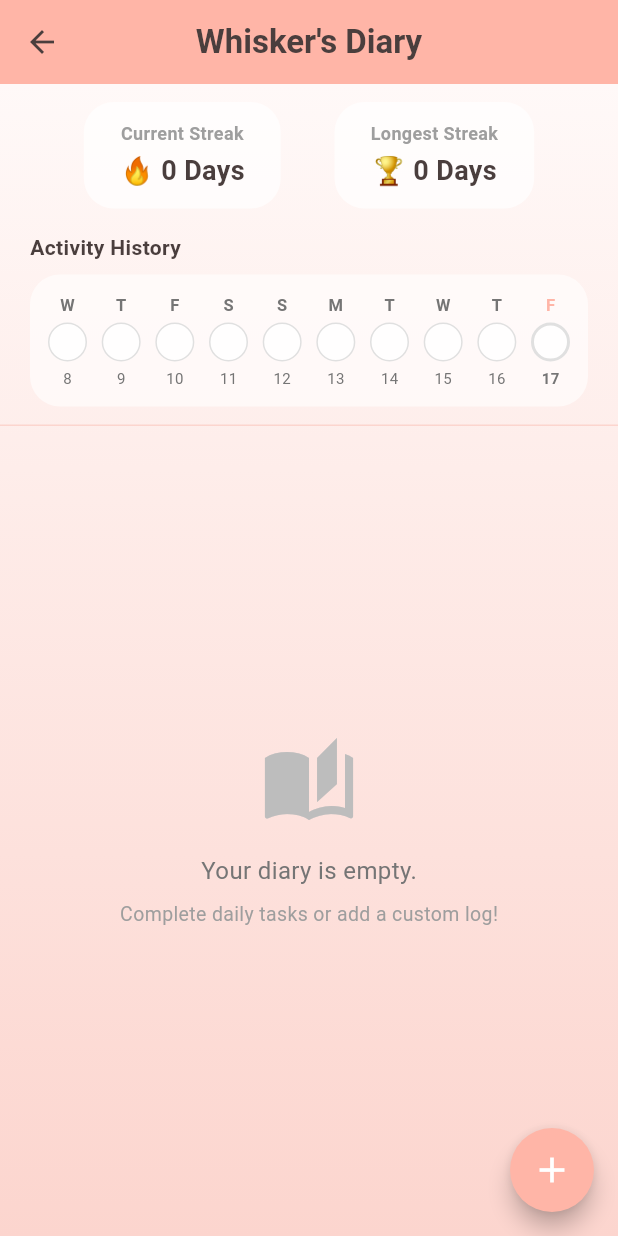
After one commit to abshwabu/whisker, a Flutter app: the DiaryScreen screen opened directly, on a phone screen of 412 x 824 dp. The commit adds this screen. Run offline on Flutter 3.47's test engine with Material 3 defaults, Android fonts, the phone set to English and light mode, and no system bars; our stand-ins replace flutter_local_notifications, flutter_riverpod, flutter_timezone, hive, hive_flutter, timezone; accounts and stored records are empty.

Commit message:
Diary / Memories Screen

```diff
--- /dev/null
+++ b/lib/screens/diary_screen.dart
@@ -0,0 +1,460 @@
+import 'package:flutter/material.dart';
+import 'package:flutter_riverpod/flutter_riverpod.dart';
+import 'package:hive_flutter/hive_flutter.dart';
+import 'package:intl/intl.dart';
+import 'package:whisker/models/diary_entry.dart';
+import 'package:whisker/models/daily_task_log.dart';
+import 'package:whisker/providers/cat_provider.dart';
+
+class DiaryScreen extends ConsumerStatefulWidget {
+  const DiaryScreen({super.key});
+
+  @override
+  ConsumerState<DiaryScreen> createState() => _DiaryScreenState();
+}
+
+class _DiaryScreenState extends ConsumerState<DiaryScreen> {
+  final TextEditingController _textController = TextEditingController();
+  String? _selectedSticker;
+
+  final List<String> _stickers = [
+    '🐾 Pawprint',
+    '💖 Hearts',
+    '😺 Happy Cat',
+    '💤 Sleepy',
+    '🧶 Playing Yarn',
+  ];
+
+  @override
+  void dispose() {
+    _textController.dispose();
+    super.dispose();
+  }
+
+  String _formatDateKey(DateTime date) {
+    return '${date.year}-${date.month.toString().padLeft(2, '0')}-${date.day.toString().padLeft(2, '0')}';
+  }
+
+  void _showAddEntrySheet(BuildContext context) {
+    _textController.clear();
+    _selectedSticker = null;
+
+    showModalBottomSheet(
+      context: context,
+      isScrollControlled: true,
+      backgroundColor: const Color(0xFFFFF9F8),
+      shape: const RoundedRectangleBorder(
+        borderRadius: BorderRadius.vertical(top: Radius.circular(24)),
+      ),
+      builder: (ctx) => StatefulBuilder(
+        builder: (context, setSheetState) => Padding(
+          padding: EdgeInsets.only(
+            left: 24,
+            right: 24,
+            top: 24,
+            bottom: MediaQuery.of(ctx).viewInsets.bottom + 24,
+          ),
+          child: Column(
+            mainAxisSize: MainAxisSize.min,
+            crossAxisAlignment: CrossAxisAlignment.start,
+            children: [
+              const Text(
+                'New Journal Entry',
+                style: TextStyle(
+                  fontSize: 20,
+                  fontWeight: FontWeight.bold,
+                  color: Color(0xFF4A3E3D),
+                ),
+              ),
+              const SizedBox(height: 16),
+
+              // Journal entry input
+              TextField(
+                controller: _textController,
+                maxLines: 3,
+                style: const TextStyle(color: Color(0xFF4A3E3D)),
+                decoration: InputDecoration(
+                  hintText: 'How was your day with Whisker? ...',
+                  filled: true,
+                  fillColor: Colors.white.withValues(alpha: 0.8),
+                  focusedBorder: OutlineInputBorder(
+                    borderRadius: BorderRadius.circular(16),
+                    borderSide: const BorderSide(color: Color(0xFFFFB5A7)),
+                  ),
+                  enabledBorder: OutlineInputBorder(
+                    borderRadius: BorderRadius.circular(16),
+                    borderSide: BorderSide(color: Colors.grey[200]!),
+                  ),
+                ),
+              ),
+              const SizedBox(height: 16),
+
+              // Sticker selector for mock photo
+              const Text(
+                'Add a Sticker (Stickers & Mock Photos)',
+                style: TextStyle(
+                  fontSize: 14,
+                  fontWeight: FontWeight.bold,
+                  color: Color(0xFF4A3E3D),
+                ),
+              ),
+              const SizedBox(height: 8),
+              SizedBox(
+                height: 40,
+                child: ListView.builder(
+                  scrollDirection: Axis.horizontal,
+                  itemCount: _stickers.length,
+                  itemBuilder: (ctx, index) {
+                    final sticker = _stickers[index];
+                    final isSelected = _selectedSticker == sticker;
+                    return Padding(
+                      padding: const EdgeInsets.only(right: 8.0),
+                      child: ChoiceChip(
+                        label: Text(sticker),
+                        selected: isSelected,
+                        selectedColor: const Color(0xFFFFB5A7),
+                        backgroundColor: Colors.white,
+                        labelStyle: TextStyle(
+                          color: isSelected ? Colors.white : const Color(0xFF4A3E3D),
+                          fontWeight: isSelected ? FontWeight.bold : FontWeight.normal,
+                        ),
+                        onSelected: (val) {
+                          setSheetState(() {
+                            _selectedSticker = val ? sticker : null;
+                          });
+                        },
+                      ),
+                    );
+                  },
+                ),
+              ),
+              const SizedBox(height: 24),
+
+              // Save Button
+              SizedBox(
+                width: double.infinity,
+                height: 50,
+                child: ElevatedButton(
+                  style: ElevatedButton.styleFrom(
+                    backgroundColor: const Color(0xFFFFB5A7),
+                    shape: RoundedRectangleBorder(
+                      borderRadius: BorderRadius.circular(16),
+                    ),
+                  ),
+                  onPressed: () {
+                    if (_textController.text.trim().isNotEmpty) {
+                      final newEntry = DiaryEntry(
+                        date: DateTime.now(),
+                        text: _textController.text.trim(),
+                        imagePath: _selectedSticker, // Custom sticker serves as mock imagePath/sticker
+                        authorIsHer: true,
+                      );
+                      Hive.box<DiaryEntry>('diaryBox').add(newEntry);
+                      Navigator.of(context).pop();
+                    }
+                  },
+                  child: const Text(
+                    'Save to Diary',
+                    style: TextStyle(fontWeight: FontWeight.bold),
+                  ),
+                ),
+              ),
+            ],
+          ),
+        ),
+      ),
+    );
+  }
+
+  @override
+  Widget build(BuildContext context) {
+    final catState = ref.watch(catProvider);
+
+    // Calculate past 10 days for calendar
+    final today = DateTime.now();
+    final List<DateTime> pastDays = List.generate(10, (i) {
+      return today.subtract(Duration(days: 9 - i));
+    });
+
+    final taskLogBox = Hive.box<DailyTaskLog>('dailyTaskLogBox');
+
+    return Scaffold(
+      appBar: AppBar(
+        title: const Text('Whisker\'s Diary'),
+        leading: IconButton(
+          icon: const Icon(Icons.arrow_back),
+          onPressed: () => Navigator.of(context).pop(),
+        ),
+      ),
+      body: Container(
+        decoration: const BoxDecoration(
+          gradient: LinearGradient(
+            colors: [
+              Color(0xFFFFF9F8),
+              Color(0xFFFCD5CE),
+            ],
+            begin: Alignment.topCenter,
+            end: Alignment.bottomCenter,
+          ),
+        ),
+        child: Column(
+          children: [
+            // Top section: Stats & Calendar
+            Padding(
+              padding: const EdgeInsets.symmetric(horizontal: 20.0, vertical: 12.0),
+              child: Column(
+                children: [
+                  // Streak Stats Row
+                  Row(
+                    mainAxisAlignment: MainAxisAlignment.spaceEvenly,
+                    children: [
+                      _buildStatCard('Current Streak', '🔥 ${catState.currentStreak} Days'),
+                      _buildStatCard('Longest Streak', '🏆 ${catState.longestStreak} Days'),
+                    ],
+                  ),
+                  const SizedBox(height: 16),
+
+                  // Horizontal Calendar History
+                  const Align(
+                    alignment: Alignment.centerLeft,
+                    child: Text(
+                      'Activity History',
+                      style: TextStyle(
+                        fontSize: 14,
+                        fontWeight: FontWeight.bold,
+                        color: Color(0xFF4A3E3D),
+                      ),
+                    ),
+                  ),
+                  const SizedBox(height: 8),
+                  Container(
+                    padding: const EdgeInsets.all(12),
+                    decoration: BoxDecoration(
+                      color: Colors.white.withValues(alpha: 0.6),
+                      borderRadius: BorderRadius.circular(20),
+                    ),
+                    child: Row(
+                      mainAxisAlignment: MainAxisAlignment.spaceBetween,
+                      children: pastDays.map((date) {
+                        final key = _formatDateKey(date);
+                        final log = taskLogBox.get(key);
+                        final isCompleted = log != null &&
+                            (log.feedDone || log.playDone || log.brushDone || log.cuddleDone);
+
+                        final isToday = date.day == today.day &&
+                            date.month == today.month &&
+                            date.year == today.year;
+
+                        return Column(
+                          children: [
+                            Text(
+                              DateFormat('E').format(date).substring(0, 1),
+                              style: TextStyle(
+                                fontSize: 11,
+                                fontWeight: FontWeight.bold,
+                                color: isToday ? const Color(0xFFFFB5A7) : Colors.grey[600],
+                              ),
+                            ),
+                            const SizedBox(height: 4),
+                            Container(
+                              width: 26,
+                              height: 26,
+                              decoration: BoxDecoration(
+                                shape: BoxShape.circle,
+                                color: isCompleted
+                                    ? const Color(0xFFFFB5A7)
+                                    : Colors.white.withValues(alpha: 0.8),
+                                border: Border.all(
+                                  color: isCompleted
+                                      ? const Color(0xFFFFB5A7)
+                                      : Colors.grey[300]!,
+                                  width: isToday ? 2.0 : 1.0,
+                                ),
+                              ),
+                              child: isCompleted
+                                  ? const Icon(Icons.check, size: 14, color: Colors.white)
+                                  : null,
+                            ),
+                            const SizedBox(height: 4),
+                            Text(
+                              date.day.toString(),
+                              style: TextStyle(
+                                fontSize: 10,
+                                color: Colors.grey[600],
+                                fontWeight: isToday ? FontWeight.bold : FontWeight.normal,
+                              ),
+                            ),
+                          ],
+                        );
+                      }).toList(),
+                    ),
+                  ),
+                ],
+              ),
+            ),
+
+            const Divider(height: 1, color: Color(0xFFFCD5CE)),
+
+            // Journal Timeline list
+            Expanded(
+              child: ValueListenableBuilder<Box<DiaryEntry>>(
+                valueListenable: Hive.box<DiaryEntry>('diaryBox').listenable(),
+                builder: (context, box, _) {
+                  final entries = box.values.toList().reversed.toList();
+
+                  if (entries.isEmpty) {
+                    return Center(
+                      child: Column(
+                        mainAxisAlignment: MainAxisAlignment.center,
+                        children: [
+                          Icon(Icons.auto_stories, size: 64, color: Colors.grey[400]),
+                          const SizedBox(height: 16),
+                          Text(
+                            'Your diary is empty.',
+                            style: TextStyle(color: Colors.grey[600], fontSize: 16),
+                          ),
+                          const SizedBox(height: 8),
+                          Text(
+                            'Complete daily tasks or add a custom log!',
+                            style: TextStyle(color: Colors.grey[500], fontSize: 13),
+                          ),
+                        ],
+                      ),
+                    );
+                  }
+
+                  return ListView.builder(
+                    padding: const EdgeInsets.symmetric(horizontal: 20.0, vertical: 16.0),
+                    itemCount: entries.length,
+                    itemBuilder: (context, index) {
+                      final entry = entries[index];
+                      return _buildDiaryCard(entry);
+                    },
+                  );
+                },
+              ),
+            ),
+          ],
+        ),
+      ),
+      floatingActionButton: FloatingActionButton(
+        backgroundColor: const Color(0xFFFFB5A7),
+        shape: const CircleBorder(),
+        onPressed: () => _showAddEntrySheet(context),
+        child: const Icon(Icons.add, color: Colors.white, size: 28),
+      ),
+    );
+  }
+
+  Widget _buildStatCard(String label, String value) {
+    return Container(
+      padding: const EdgeInsets.symmetric(horizontal: 24, vertical: 12),
+      decoration: BoxDecoration(
+        color: Colors.white.withValues(alpha: 0.7),
+        borderRadius: BorderRadius.circular(20),
+      ),
+      child: Column(
+        children: [
+          Text(
+            label,
+            style: const TextStyle(fontSize: 12, color: Colors.grey, fontWeight: FontWeight.w600),
+          ),
+          const SizedBox(height: 4),
+          Text(
+            value,
+            style: const TextStyle(
+              fontSize: 18,
+              fontWeight: FontWeight.bold,
+              color: Color(0xFF4A3E3D),
+            ),
+          ),
+        ],
+      ),
+    );
+  }
+
+  Widget _buildDiaryCard(DiaryEntry entry) {
+    final dateStr = DateFormat('MMMM d, y h:mm a').format(entry.date);
+
+    return Card(
+      elevation: 0,
+      color: entry.authorIsHer
+          ? Colors.white.withValues(alpha: 0.8)
+          : const Color(0xFFFFF2EE).withValues(alpha: 0.8),
+      margin: const EdgeInsets.only(bottom: 16),
+      shape: RoundedRectangleBorder(
+        borderRadius: BorderRadius.circular(20),
+        side: entry.authorIsHer
+            ? BorderSide.none
+            : const BorderSide(color: Color(0xFFFFD7CC), width: 1.5),
+      ),
+      child: Padding(
+        padding: const EdgeInsets.all(18.0),
+        child: Column(
+          crossAxisAlignment: CrossAxisAlignment.start,
+          children: [
+            // Badge & Date Header
+            Row(
+              mainAxisAlignment: MainAxisAlignment.spaceBetween,
+              children: [
+                Container(
+                  padding: const EdgeInsets.symmetric(horizontal: 10, vertical: 4),
+                  decoration: BoxDecoration(
+                    color: entry.authorIsHer ? const Color(0xFFFFE5E0) : const Color(0xFFFFD5CC),
+                    borderRadius: BorderRadius.circular(12),
+                  ),
+                  child: Text(
+                    entry.authorIsHer ? 'My Journal 📝' : 'Whisker\'s Note 💌',
+                    style: const TextStyle(
+                      fontSize: 10,
+                      fontWeight: FontWeight.bold,
+                      color: Color(0xFF4A3E3D),
+                    ),
+                  ),
+                ),
+                Text(
+                  dateStr,
+                  style: const TextStyle(fontSize: 11, color: Colors.grey),
+                ),
+              ],
+            ),
+            const SizedBox(height: 12),
+
+            // Message text
+            Text(
+              entry.text,
+              style: const TextStyle(
+                fontSize: 14,
+                color: Color(0xFF4A3E3D),
+                height: 1.4,
+              ),
+            ),
+
+            // Optional sticker/image display
+            if (entry.imagePath != null) ...[
+              const SizedBox(height: 12),
+              Container(
+                padding: const EdgeInsets.symmetric(horizontal: 12, vertical: 6),
+                decoration: BoxDecoration(
+                  color: Colors.white.withValues(alpha: 0.6),
+                  borderRadius: BorderRadius.circular(12),
+                ),
+                child: Row(
+                  mainAxisSize: MainAxisSize.min,
+                  children: [
+                    const Icon(Icons.star, size: 14, color: Color(0xFFFFB5A7)),
+                    const SizedBox(width: 6),
+                    Text(
+                      entry.imagePath!,
+                      style: const TextStyle(fontSize: 12, fontWeight: FontWeight.bold, color: Color(0xFF4A3E3D)),
+                    ),
+                  ],
+                ),
+              ),
+            ],
+          ],
+        ),
+      ),
+    );
+  }
+}
```
Also changed, not shown: lib/screens/home_screen.dart (+18 -0 lines).
